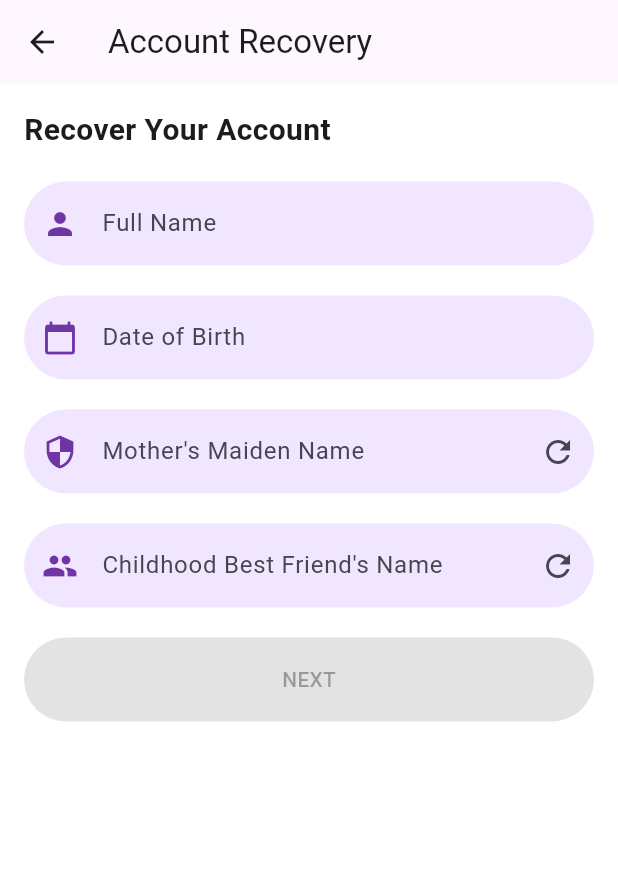
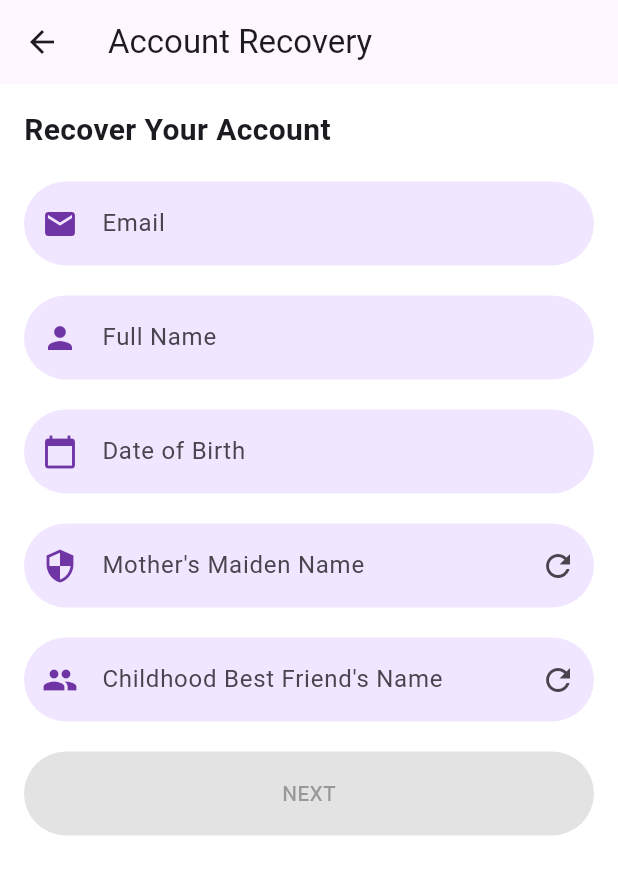
Before and after one commit to LuwinWickramasinghe/Biomark, a Flutter app: the AccountRecoveryScreen screen opened directly, on a phone screen of 412 x 824 dp. Shown: the top 875 px of the screen. Run offline on Flutter 3.47's test engine with Material 3 defaults, Android fonts, the phone set to English and light mode, and no system bars; our stand-ins replace cloud_firestore, firebase_core, flutter_svg, sqflite; missing offline and left inert: encrypt; accounts and stored records are empty.

Commit message:
basic cofiguration for recovery func

```diff
--- a/lib/Screens/AccountRecovery/account_recovery.dart
+++ b/lib/Screens/AccountRecovery/account_recovery.dart
@@ -26,6 +26,18 @@ class AccountRecoveryScreen extends StatelessWidget {
               ),
               const SizedBox(height: 20),
 
+              // Email Field
+              TextFormField(
+                controller: viewModel.emailController,
+                decoration: const InputDecoration(
+                  labelText: "Email",
+                  prefixIcon: Icon(Icons.email),
+                ),
+                keyboardType: TextInputType.emailAddress,
+                onChanged: (_) => viewModel.updateFormValidity(),
+              ),
+              const SizedBox(height: 20),
+
               // Full Name Field
               TextFormField(
                 controller: viewModel.nameController,
@@ -44,9 +56,8 @@ class AccountRecoveryScreen extends StatelessWidget {
                   labelText: "Date of Birth",
                   prefixIcon: Icon(Icons.calendar_today),
                 ),
-                readOnly: true,  // Make the field read-only so the user taps it
+                readOnly: true,
                 onTap: () async {
-                  // Show date picker dialog
                   final DateTime? selectedDate = await showDatePicker(
                     context: context,
                     initialDate: DateTime.now(),
@@ -54,9 +65,8 @@ class AccountRecoveryScreen extends StatelessWidget {
                     lastDate: DateTime.now(),
                   );
                   if (selectedDate != null) {
-                    // Format the selected date and update the controller
                     viewModel.dobController.text = "${selectedDate.toLocal()}".split(' ')[0];
-                    viewModel.updateFormValidity(); // Update form validity after selecting date
+                    viewModel.updateFormValidity();
                   }
                 },
                 onChanged: (_) => viewModel.updateFormValidity(),
--- a/lib/models/account_recovery_model.dart
+++ b/lib/models/account_recovery_model.dart
@@ -1,16 +1,21 @@
-// account_recovery_model.dart
 import 'package:flutter/material.dart';
 
 class AccountRecoveryModel {
-  final String name;
-  final String dob;
-  final List<String> questionAnswers;
+  final Map<String, String> recoveryData;
 
-  AccountRecoveryModel({
-    required this.name,
-    required this.dob,
-    required this.questionAnswers,
-  });
+  AccountRecoveryModel({required this.recoveryData});
+
+  // Optional: Convenience getters for specific fields, if needed
+  String get name => recoveryData["name"] ?? "";
+  String get dob => recoveryData["date_of_birth"] ?? "";
+  String get email => recoveryData["email"] ?? "";
+  List<String> get questionAnswers {
+    // Filter keys that aren't name, dob, or email for answers
+    return recoveryData.entries
+      .where((entry) => entry.key != "name" && entry.key != "date_of_birth" && entry.key != "email")
+      .map((entry) => entry.value)
+      .toList();
+  }
 }
 
 class SecurityQuestion {
--- a/lib/repository/repository.dart
+++ b/lib/repository/repository.dart
@@ -18,9 +18,11 @@ class Repository {
       // Query Firestore for the user with matching details
       final querySnapshot = await _firestore
           .collection('users')
-          .where('name', isEqualTo: user.name)
-          .where('dob', isEqualTo: user.dob) // Adjust based on your model
+          .where('email', isEqualTo: user.email) // Adjust based on your model
           .get();
+
+ var doc = querySnapshot.docs.first;
+ print(doc);
 
       if (querySnapshot.docs.isNotEmpty) {
         // The user details match and are found in Firestore
```
Also changed, not shown: lib/viewmodels/account_recovery_view_model.dart (+28 -8 lines), pubspec.lock.
